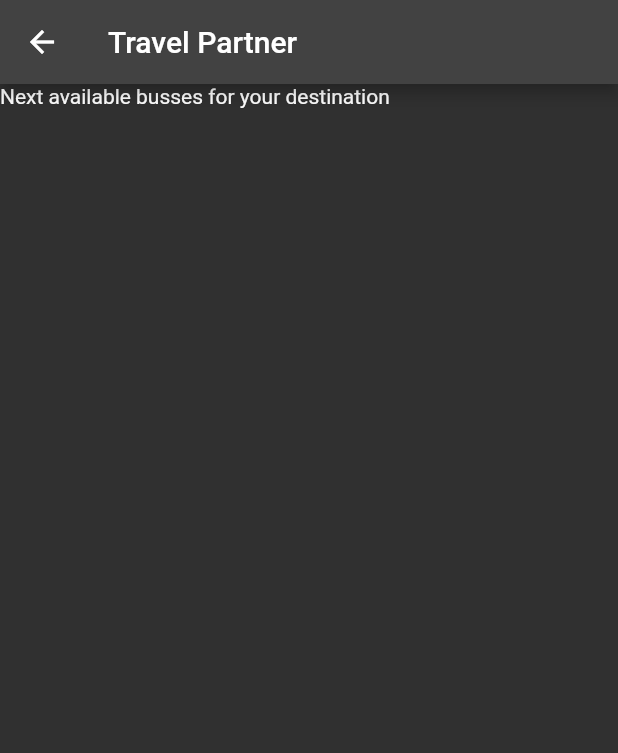
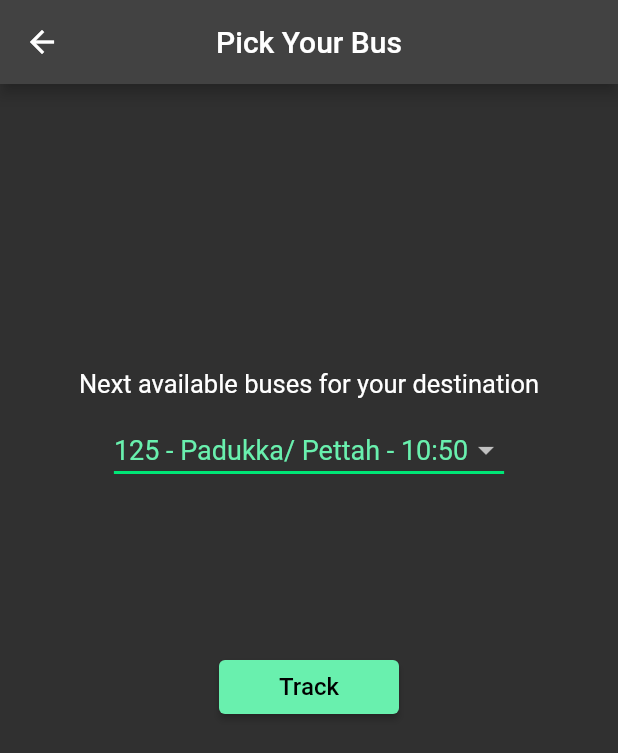
Before and after one commit to ssavindu/rp_user_app, a Flutter app: the AvailableBusListPage screen opened directly, on a phone screen of 412 x 824 dp. Shown: the top 753 px of the screen. Run offline on Flutter 3.47's test engine with Material 2 defaults, Android fonts, the light colour scheme and no system bars.

Commit message:
Available Bus list screen added. Model created to manage available bus data.

```diff
--- a/lib/main.dart
+++ b/lib/main.dart
@@ -1,5 +1,6 @@
 // ignore_for_file: prefer_const_literals_to_create_immutables, prefer_const_constructors
 
+import 'package:busfinder_user/src/screens/availableBusList.dart';
 import 'package:busfinder_user/src/screens/search_page.dart';
 import 'package:flutter/material.dart';
 
@@ -15,8 +16,10 @@ class MyApp extends StatelessWidget {
       initialRoute: '/',
       routes: {
         '/': (context) => LoginPage(),
-        '/search': (context) => SearchPage()
+        '/search': (context) => SearchPage(),
+        '/track':(context) =>AvailableBusListPage(),
       },
+     // home: AvailableBusListPage(),
       theme: ThemeData.dark(),
     );
   }
--- /dev/null
+++ b/lib/src/models/AvailableBus.dart
@@ -0,0 +1,11 @@
+
+// ignore_for_file: file_names
+
+import 'package:busfinder_user/src/models/Bus.dart';
+
+class AvailableBus extends Bus{
+  late String predictedArrivalTime;
+
+  AvailableBus({required String busID, required String routeNumber, required String routeName, required this.predictedArrivalTime}):
+  super(busID: busID,routeName: routeName, routeNumber:  routeNumber);
+}
--- /dev/null
+++ b/lib/src/models/Bus.dart
@@ -0,0 +1,9 @@
+// ignore_for_file: file_names
+
+class Bus {
+ late String routeNumber;
+ late String routeName;
+ late String busID;
+
+ Bus({required this.busID, required this.routeName, required this.routeNumber});
+}
--- /dev/null
+++ b/lib/src/screens/availableBusList.dart
@@ -0,0 +1,139 @@
+// ignore_for_file: file_names
+
+import 'package:busfinder_user/src/models/AvailableBus.dart';
+import 'package:flutter/material.dart';
+
+class AvailableBusListPage extends StatefulWidget {
+  const AvailableBusListPage({ Key? key }) : super(key: key);
+
+  @override
+  _AvailableBusListPageState createState() => _AvailableBusListPageState();
+}
+
+class _AvailableBusListPageState extends State<AvailableBusListPage> {
+
+  late AvailableBus selectedBus ;
+
+  late String dropdownValue ;
+  bool defaultChanged = false;
+
+  // define avilable bus list here
+  // use AvailableBus model
+  List <AvailableBus> availableBusList =[
+    AvailableBus(busID: '1', routeName: 'Padukka/ Pettah', routeNumber: '125', predictedArrivalTime: '10:50'),
+    AvailableBus(busID: '10', routeName: 'Ingiriya/ Pettah', routeNumber: '125', predictedArrivalTime: '11:00'),
+    AvailableBus(busID: '70', routeName: 'Padukka/ Pettah', routeNumber: '125', predictedArrivalTime: '11:15'),
+    AvailableBus(busID: '32', routeName: 'Ingiriya/ Pettah', routeNumber: '125', predictedArrivalTime: '11:30'),
+    AvailableBus(busID: '5', routeName: 'Padukka/ Pettah', routeNumber: '125', predictedArrivalTime: '11:40'),
+    AvailableBus(busID: '15', routeName: 'Padukka/ Pettah', routeNumber: '125', predictedArrivalTime: '12:00'),
+    AvailableBus(busID: '12', routeName: 'Ingiriya/ Pettah', routeNumber: '125', predictedArrivalTime: '12:10'),
+    AvailableBus(busID: '96', routeName: 'Padukka/ Pettah', routeNumber: '125', predictedArrivalTime: '12:20'),
+    AvailableBus(busID: '11', routeName: 'Ingiriya/ Pettah', routeNumber: '125', predictedArrivalTime: '12:30'),
+    AvailableBus(busID: '5', routeName: 'Padukka/ Pettah', routeNumber: '125', predictedArrivalTime: '12:40'),
+  ];
+
+
+  @override
+  Widget build(BuildContext context) {
+
+    // Assign default value unless user selects a new bus
+    if(!defaultChanged){
+      //  gets the fist bus of the available bus list as the default value of the selected bus
+      dropdownValue = '${availableBusList.first.routeNumber} - ${availableBusList.first.routeName} - ${availableBusList.first.predictedArrivalTime}';
+    }
+
+    return Scaffold(
+      appBar: AppBar(
+        title: const Text("Pick Your Bus"),
+        centerTitle: true,
+      ),
+      body: Row(
+        children: <Widget>[
+          Expanded(
+            child: Padding(
+              padding: const EdgeInsets.fromLTRB(0, 150, 0, 0),
+              child: Column(
+                crossAxisAlignment: CrossAxisAlignment.center,
+                children: <Widget>[
+                  const SizedBox(height: 40),
+                  const Text(
+                    "Next available buses for your destination",
+                    style: TextStyle(
+                      fontSize: 17
+                    ),
+                  ),
+
+                  const SizedBox(height: 10),
+
+                  DropdownButton(
+                    value:dropdownValue,
+                    hint: const Text("Select you bus"),
+                    isExpanded: false,
+                    icon: const Icon(Icons.arrow_drop_down),
+
+                    items: availableBusList.map((availableBus){
+                      return DropdownMenuItem(
+                        value: '${availableBus.routeNumber} - ${availableBus.routeName} - ${availableBus.predictedArrivalTime}', // assign value to get after change the selected field
+                        child: Text('${availableBus.routeNumber} - ${availableBus.routeName} - ${availableBus.predictedArrivalTime}'), // set value to display
+                      );
+                    }).toList(),
+
+                    onChanged: (String? newBus){
+                      setState(() {
+                        defaultChanged = true; // initial state chaged after select differnt bus
+                        dropdownValue = newBus!; // assign selected bus to dropdown value
+
+                        //  print("DropdownValue "+dropdownValue);
+
+                      });
+                    },
+                    style: const TextStyle(
+                      color: Colors.greenAccent,
+                      fontSize: 18,
+                    ),
+                    underline: Container(
+                      height: 2,
+                      color: Colors.greenAccent[400],
+                    ),
+                  ),
+
+                  const SizedBox(height: 100),
+
+                  Padding(
+                    padding: const EdgeInsets.all(10),
+                    child: SizedBox(
+
+                      width: 120,
+                      child: ElevatedButton(
+                        onPressed: (){
+                          setState(() {
+                              print("Selected bus: $dropdownValue");
+                            // use dropdownValue to futher process
+                            // use routes to pass data
+                            // choose suitable data to pass to next screen
+
+                          });
+                        },
+
+                        child: const Text(
+                          "Track",
+                          style: TextStyle(
+                            fontSize: 16
+                          ),
+                        ),
+                        style: ButtonStyle(
+                          backgroundColor: MaterialStateProperty.all(Colors.greenAccent),
+                          foregroundColor: MaterialStateProperty.all(Colors.black)
+                        ),
+                      ),
+                    ),
+                  ),
+                ],
+              ),
+            ),
+          ),
+        ],
+      ),
+    );
+  }
+}
```
